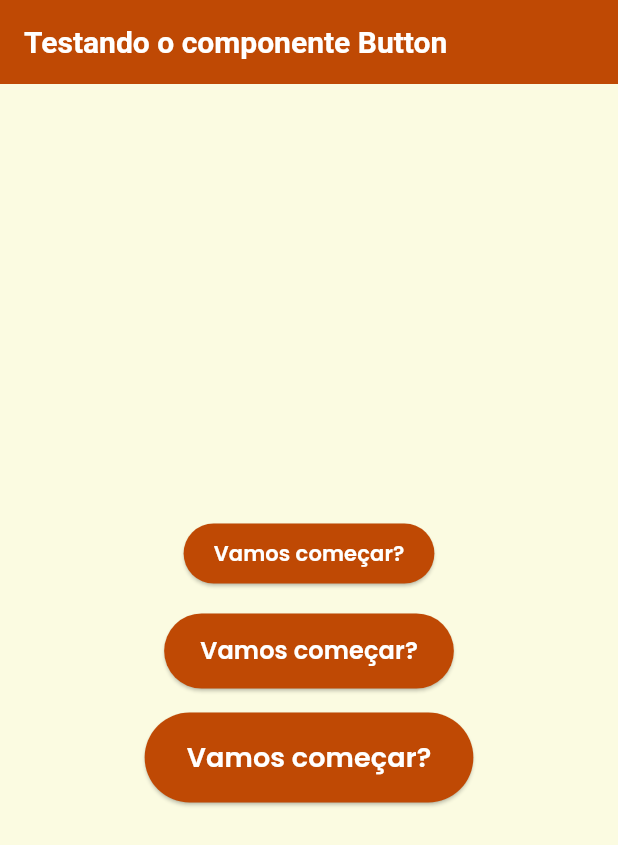
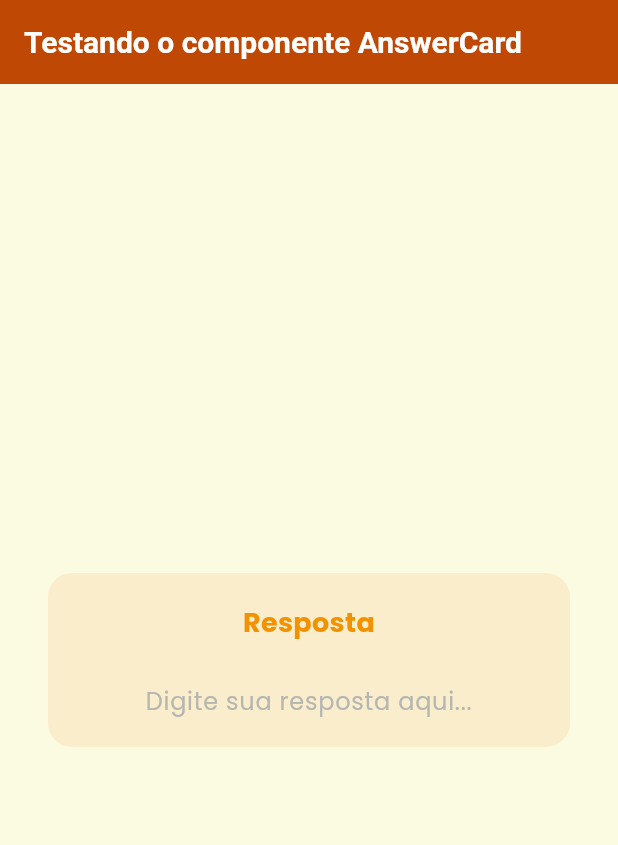
Before and after one commit to FatecFranca/DSM-P5-G07-2025-2, a Flutter app: the screen it shows after launch, on a phone screen of 412 x 824 dp. Shown: the top 845 px of the screen. Run offline on Flutter 3.47's test engine with Material 3 defaults, Android fonts, the phone set to English and light mode, and no system bars; our stand-ins replace google_fonts.

Commit message:
adicionar componente AnswerCard

```diff
--- /dev/null
+++ b/mobile/lib/components/ui/answer_card.dart
@@ -0,0 +1,106 @@
+import 'package:flutter/material.dart';
+import 'package:google_fonts/google_fonts.dart';
+import 'package:PetDex/theme/app_theme.dart';
+
+class AnswerCard extends StatefulWidget {
+  final ValueChanged<String> onAnswerChanged;
+  final String? initialValue;
+
+  const AnswerCard({
+    Key? key,
+    required this.onAnswerChanged,
+    this.initialValue,
+  }) : super(key: key);
+
+  @override
+  State<AnswerCard> createState() => _AnswerCardState();
+}
+
+class _AnswerCardState extends State<AnswerCard> {
+  late final TextEditingController _controller;
+
+  @override
+  void initState() {
+    super.initState();
+    _controller = TextEditingController(text: widget.initialValue ?? "");
+    _controller.addListener(() {
+      widget.onAnswerChanged(_controller.text);
+    });
+  }
+
+  @override
+  void dispose() {
+    _controller.dispose();
+    super.dispose();
+  }
+
+  @override
+  Widget build(BuildContext context) {
+    final colorScheme = Theme.of(context).colorScheme;
+
+    return Padding(
+      padding: const EdgeInsets.symmetric(horizontal: 32, vertical: 8),
+      child: Container(
+        constraints: const BoxConstraints(
+          minHeight: 100,
+          maxHeight: 250,
+        ),
+        width: double.infinity,
+        padding: const EdgeInsets.symmetric(vertical: 20, horizontal: 16),
+        decoration: BoxDecoration(
+          color: AppColors.sand300,
+          borderRadius: BorderRadius.circular(16),
+        ),
+        child: Column(
+          crossAxisAlignment: CrossAxisAlignment.center,
+          mainAxisSize: MainAxisSize.min,
+          children: [
+            Text(
+              "Resposta",
+              textAlign: TextAlign.center,
+              style: GoogleFonts.poppins(
+                fontSize: 18,
+                fontWeight: FontWeight.bold,
+                color: colorScheme.secondary,
+              ),
+            ),
+            const SizedBox(height: 10),
+            ConstrainedBox(
+              constraints: const BoxConstraints(
+                minHeight: 40,
+                maxHeight: 160,
+              ),
+              child: Scrollbar(
+                thumbVisibility: false,
+                child: SingleChildScrollView(
+                  scrollDirection: Axis.vertical,
+                  reverse: true,
+                  child: TextField(
+                    controller: _controller,
+                    maxLines: null,
+                    textAlign: TextAlign.center,
+                    decoration: InputDecoration(
+                      hintText: "Digite sua resposta aqui...",
+                      hintStyle: GoogleFonts.poppins(
+                        color: AppColors.black200,
+                        fontSize: 16,
+                      ),
+                      border: InputBorder.none,
+                      isDense: true,
+                      contentPadding: EdgeInsets.zero,
+                    ),
+                    style: GoogleFonts.poppins(
+                      fontSize: 16,
+                      color: AppColors.black400,
+                      height: 1.4,
+                    ),
+                  ),
+                ),
+              ),
+            ),
+          ],
+        ),
+      ),
+    );
+  }
+}
--- a/mobile/lib/main.dart
+++ b/mobile/lib/main.dart
@@ -1,6 +1,6 @@
 import 'package:flutter/material.dart';
 import 'package:PetDex/theme/app_theme.dart';
-import 'package:PetDex/components/ui/button.dart';
+import 'package:PetDex/components/ui/answer_card.dart';
 
 void main() {
   runApp(const MyApp());
@@ -14,40 +14,24 @@ class MyApp extends StatelessWidget {
     return MaterialApp(
       title: 'PetDex',
       theme: AppTheme.lightTheme,
-      home: const ButtonDemoPage(),
+      home: const AnswerCardDemoPage(),
     );
   }
 }
 
-class ButtonDemoPage extends StatelessWidget {
-  const ButtonDemoPage({super.key});
+class AnswerCardDemoPage extends StatelessWidget {
+  const AnswerCardDemoPage({super.key});
 
   @override
   Widget build(BuildContext context) {
     return Scaffold(
-      appBar: AppBar(title: const Text("Testando o componente Button")),
+      appBar: AppBar(title: const Text("Testando o componente AnswerCard")),
       body: Center(
-        child: Column(
-          mainAxisSize: MainAxisSize.min,
-          children: [
-            Button(
-              text: "Vamos começar?",
-              size: ButtonSize.small,
-              onPressed: () => debugPrint("Clicou no pequeno"),
-            ),
-            const SizedBox(height: 16),
-            Button(
-              text: "Vamos começar?",
-              size: ButtonSize.medium,
-              onPressed: () => debugPrint("Clicou no médio"),
-            ),
-            const SizedBox(height: 16),
-            Button(
-              text: "Vamos começar?",
-              size: ButtonSize.large,
-              onPressed: () => debugPrint("Clicou no grande"),
-            ),
-          ],
+        child: AnswerCard(
+          initialValue: "",
+          onAnswerChanged: (resposta) {
+            debugPrint("Usuário digitou: $resposta");
+          },
         ),
       ),
     );
```
Also changed, not shown: mobile/lib/components/question_card.dart (added, +55 -0 lines), 1 other file.
